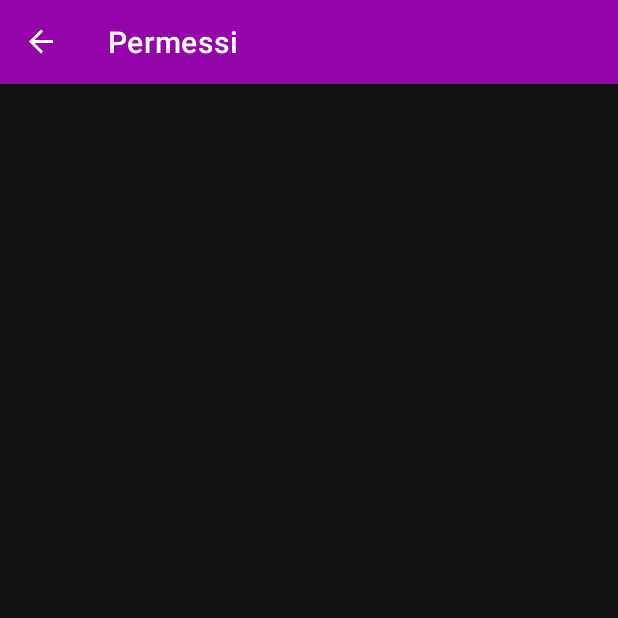
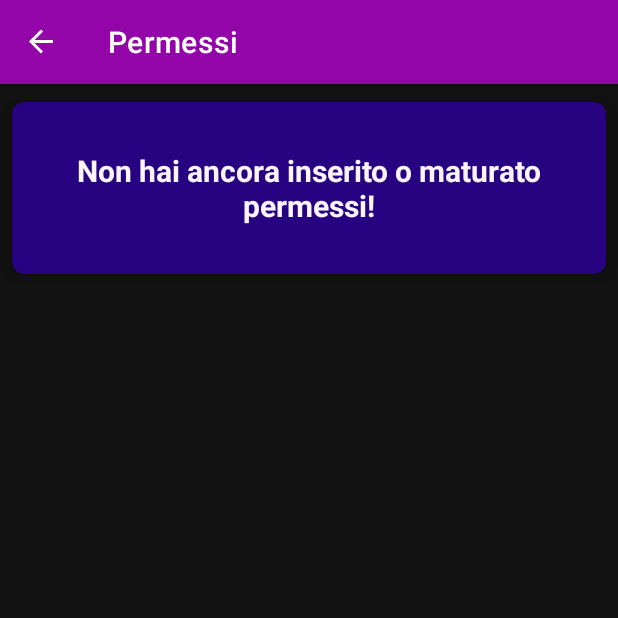
Before and after one commit to yetanotherfrancisdeveloper/WorkRelaxQuit, an Android app: the DetailFragment screen opened through its navigation route, on a phone screen of 412 x 824 dp, the top half of it. Run offline under Robolectric (Android 15) with nearby library versions, the phone set to English and light mode, and no system bars; our stand-ins replace AdMob, navigation-ui; 6 statements that could not run were skipped.

Commit message:
App version 1.0.9
Fixed mistake in computation of TFR and improved the DetailFragment page by adding a message for the empty page

```diff
--- a/app/build.gradle
+++ b/app/build.gradle
@@ -11,8 +11,8 @@ android {
         applicationId 'com.francisdeveloper.workrelaxquit'
         minSdk 24
         targetSdk 33
-        versionCode 11
-        versionName "1.0.8"
+        versionCode 12
+        versionName "1.0.9"
 
         testInstrumentationRunner "androidx.test.runner.AndroidJUnitRunner"
     }
--- a/app/src/main/java/com/francisdeveloper/workrelaxquit/ui/detail/DetailFragment.kt
+++ b/app/src/main/java/com/francisdeveloper/workrelaxquit/ui/detail/DetailFragment.kt
@@ -5,6 +5,7 @@ import android.graphics.Canvas
 import android.graphics.Color
 import android.graphics.drawable.ColorDrawable
 import android.os.Bundle
+import android.util.Log
 import android.view.LayoutInflater
 import android.view.MenuItem
 import android.view.View
@@ -82,6 +83,15 @@ class DetailFragment : Fragment() {
 
         // Load saved data from the database and update the adapter
         val (dataList, monthHeaders, groupedData) = loadDataFromDatabase()
+        Log.d("DetailFeat", "dataList: $dataList")
+        if (dataList.isEmpty()) {
+            binding.simpleCardView.visibility = View.VISIBLE
+            if (type == "Ferie") {
+                binding.missingValuesText.text = "Non hai ancora inserito o maturato ferie!"
+            } else {
+                binding.missingValuesText.text = "Non hai ancora inserito o maturato permessi!"
+            }
+        }
         val uniqueMonthHeaders = getUniqueMonths(groupedData)
         detailDataAdapter.setData(dataList, uniqueMonthHeaders, groupedData)
     }
--- a/app/src/main/res/layout/fragment_detail.xml
+++ b/app/src/main/res/layout/fragment_detail.xml
@@ -7,6 +7,36 @@
     android:layout_width="match_parent"
     android:layout_height="match_parent"
     tools:context="com.francisdeveloper.workrelaxquit.ui.detail.DetailFragment">
+
+    <androidx.cardview.widget.CardView
+        android:id="@+id/simpleCardView"
+        android:layout_width="match_parent"
+        android:layout_height="wrap_content"
+        android:layout_marginTop="96dp"
+        app:cardCornerRadius="8dp"
+        app:cardElevation="8dp"
+        app:cardUseCompatPadding="true"
+        app:cardBackgroundColor="@color/accent"
+        android:visibility="gone"
+        app:cardPreventCornerOverlap="false"
+        tools:ignore="MissingConstraints">
+
+        <androidx.constraintlayout.widget.ConstraintLayout
+            android:layout_width="match_parent"
+            android:layout_height="wrap_content">
+
+            <TextView
+                android:id="@+id/missingValuesText"
+                android:layout_width="match_parent"
+                android:layout_height="match_parent"
+                android:gravity="center_horizontal"
+                android:textColor="@color/secondary"
+                android:padding="32dp"
+                android:textSize="20sp"
+                android:textStyle="bold"
+                tools:ignore="MissingConstraints" />
+        </androidx.constraintlayout.widget.ConstraintLayout>
+    </androidx.cardview.widget.CardView>
 
     <androidx.core.widget.NestedScrollView
         android:layout_width="match_parent"
```
Also changed, not shown: app/src/main/java/com/francisdeveloper/workrelaxquit/ui/calcolotfr/CalcoloTfr.kt (+12 -9 lines), app/src/main/res/layout/custom_marker_view_layout.xml (line endings or trailing spaces).
